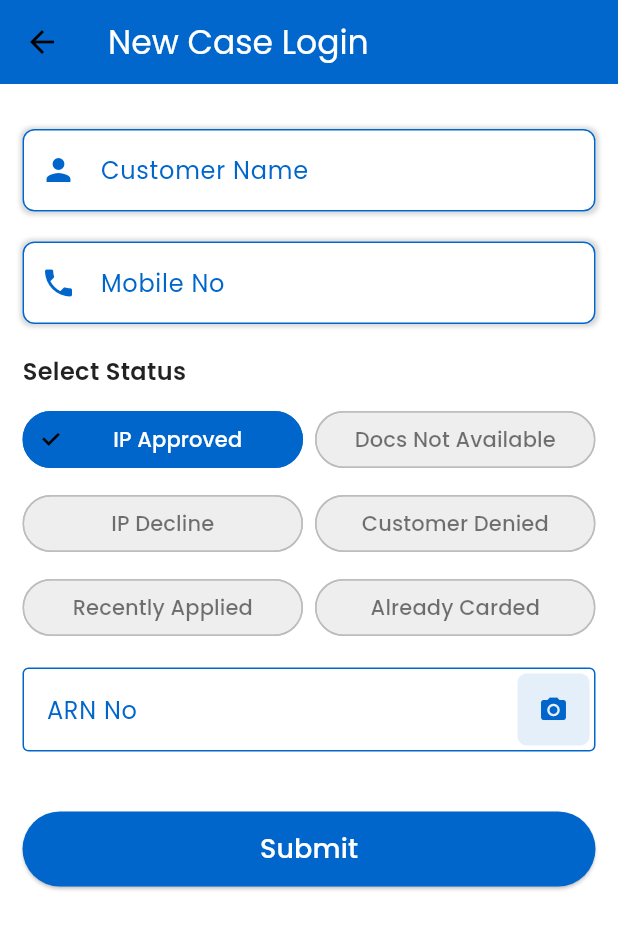
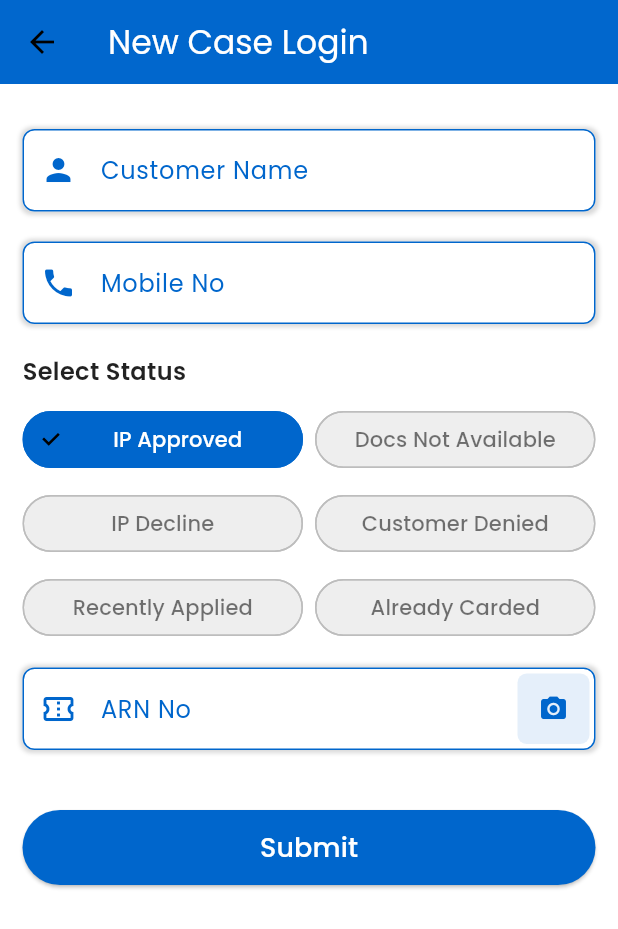
Before and after one commit to credlawn/app, a Flutter app: the NewCardLoginScreen screen opened directly, after a tap on "IP Approved", on a phone screen of 412 x 824 dp. Shown: the top 929 px of the screen. Run offline on Flutter 3.47's test engine with Material 3 defaults, Android fonts, the light colour scheme and no system bars; our stand-ins replace cached_network_image, connectivity_plus, device_info_plus, firebase_core, firebase_messaging, flutter_local_notifications and 9 more; missing offline and left inert: call_log, flutter_phone_direct_caller, google_mlkit_text_recognition, workmanager; accounts and stored records are empty; network calls fail; statements that could not run were skipped.

Commit message:
V1.7.68 Card UI Upgraded

```diff
--- a/lib/screens/new_card_login_screen.dart
+++ b/lib/screens/new_card_login_screen.dart
@@ -117,6 +117,9 @@
                                 selectedColor: CustomColor.MainColor,
                                 backgroundColor: Colors.grey[200],
 onSelected: (bool selected) {
+  // Unfocus any text field and hide keyboard
+  FocusScope.of(context).unfocus();
+
   setState(() {
     if (selected) {
       selectedStatus = status;
@@ -144,7 +147,21 @@
                     const SizedBox(height: 16),
 
                     if (selectedStatus == 'IP Approved')
-                      TextField(
+                      Container(
+                        height: 55.0,
+                        decoration: BoxDecoration(
+                          color: Colors.white,
+                          borderRadius: BorderRadius.circular(8.0),
+                          boxShadow: [
+                            BoxShadow(
+                              color: Colors.grey.withAlpha(100),
+                              blurRadius: 1.5,
+                              spreadRadius: 1.5,
+                              offset: Offset(0.3, 0.3),
+                            ),
+                          ],
+                        ),
+                        child: TextField(
                           key: const ValueKey('arn_no_field'),
                           controller: _referenceNoController,
                           textCapitalization: TextCapitalization.characters,
@@ -154,14 +171,19 @@
                           ],
                           decoration: InputDecoration(
                             labelText: 'ARN No',
-                          border: const OutlineInputBorder(),
-                          focusedBorder: OutlineInputBorder(
+                            border: OutlineInputBorder(
+                              borderRadius: BorderRadius.circular(8),
+                            ),
+                            enabledBorder: OutlineInputBorder(
+                              borderRadius: BorderRadius.circular(8),
                               borderSide: BorderSide(color: CustomColor.MainColor),
                             ),
-                          enabledBorder: OutlineInputBorder(
-                            borderSide: BorderSide(color: CustomColor.MainColor),
+                            focusedBorder: OutlineInputBorder(
+                              borderRadius: BorderRadius.circular(8),
+                              borderSide: BorderSide(color: Colors.blue),
                             ),
                             labelStyle: TextStyle(color: CustomColor.MainColor),
+                            prefixIcon: Icon(Icons.confirmation_number_outlined, color: CustomColor.MainColor),
                             suffixIcon: Container(
                               margin: const EdgeInsets.all(4),
                               decoration: BoxDecoration(
@@ -219,23 +241,44 @@
                               ),
                             ),
                           ),
+                        ),
                       )
                     else if (selectedStatus != null)
-                      TextField(
+                      Container(
+                        height: 55.0,
+                        decoration: BoxDecoration(
+                          color: Colors.white,
+                          borderRadius: BorderRadius.circular(8.0),
+                          boxShadow: [
+                            BoxShadow(
+                              color: Colors.grey.withAlpha(100),
+                              blurRadius: 1.5,
+                              spreadRadius: 1.5,
+                              offset: Offset(0.3, 0.3),
+                            ),
+                          ],
+                        ),
+                        child: TextField(
                           key: const ValueKey('remarks_field'),
                           controller: _remarksController,
                           decoration: InputDecoration(
                             labelText: 'Remarks',
-                          border: const OutlineInputBorder(),
-                          focusedBorder: OutlineInputBorder(
+                            border: OutlineInputBorder(
+                              borderRadius: BorderRadius.circular(8),
+                            ),
+                            enabledBorder: OutlineInputBorder(
+                              borderRadius: BorderRadius.circular(8),
                               borderSide: BorderSide(color: CustomColor.MainColor),
                             ),
-                          enabledBorder: OutlineInputBorder(
-                            borderSide: BorderSide(color: CustomColor.MainColor),
+                            focusedBorder: OutlineInputBorder(
+                              borderRadius: BorderRadius.circular(8),
+                              borderSide: BorderSide(color: Colors.blue),
                             ),
                             labelStyle: TextStyle(color: CustomColor.MainColor),
+                            prefixIcon: Icon(Icons.feedback_outlined, color: CustomColor.MainColor),
                           ),
                           maxLines: 1,
+                        ),
                       ),
                     const SizedBox(height: 40),
 
```
Lines whose indentation alone changed are shown as unchanged.
